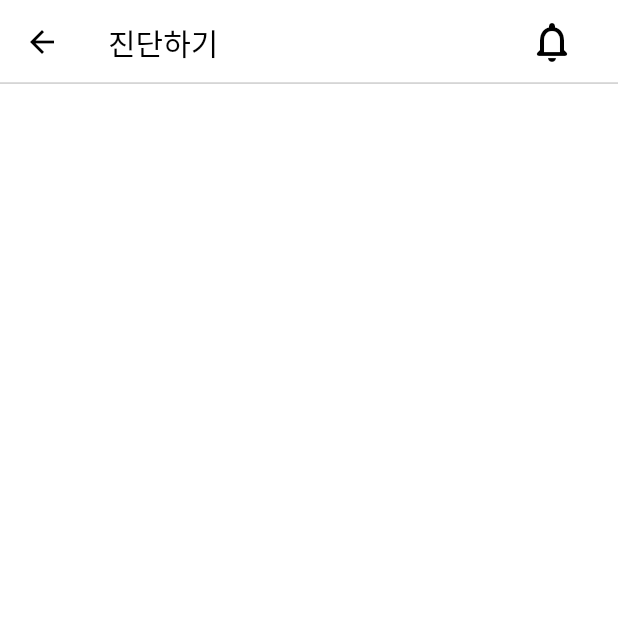
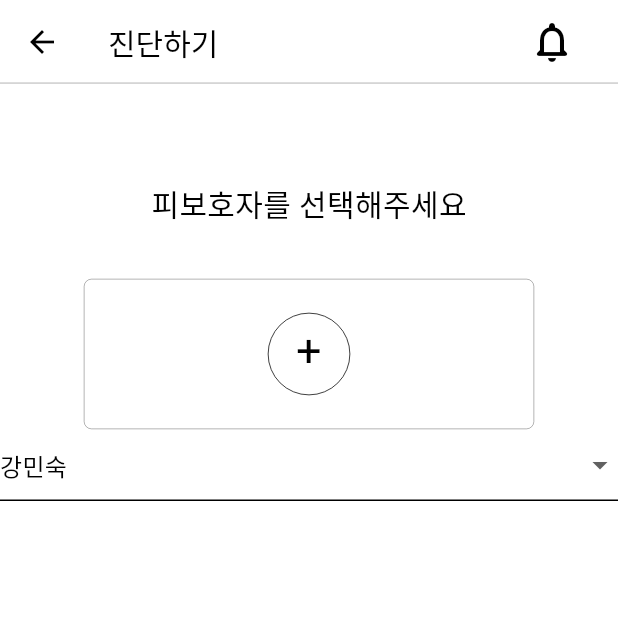
Before and after one commit to AntiHeimer/front, a Flutter app: the ChoicePage screen opened directly, on a phone screen of 412 x 824 dp, the top half of it. Run offline on Flutter 3.47's test engine with Material 3 defaults, Android fonts, the phone set to English and light mode, and no system bars; our stand-ins replace flutter_dotenv.

```diff
--- /dev/null
+++ b/lib/Diagnosis/component/choice_box.dart
@@ -0,0 +1,34 @@
+import 'package:flutter/material.dart';
+
+class ChoiceBox extends StatelessWidget {
+  @override
+  Widget build(BuildContext context) {
+    return Container(
+        height: 100,
+        width: 300,
+        decoration: BoxDecoration(
+            border: Border.all(color: Colors.black, width: 0.2),
+            borderRadius: const BorderRadius.all(Radius.circular(5))),
+        child: Row(
+          mainAxisAlignment: MainAxisAlignment.center,
+          children: <Widget>[
+            Container(
+                width: 55,
+                height: 55,
+                decoration: BoxDecoration(
+                    border: Border.all(color: Colors.black, width: 0.5),
+                    borderRadius: const BorderRadius.all(Radius.circular(50))),
+                child: const Column(
+                  children: <Widget>[
+                    Padding(padding: EdgeInsets.only(top: 3)),
+                    Text(
+                      '+',
+                      textAlign: TextAlign.center,
+                      style: TextStyle(fontSize: 30),
+                    ),
+                  ],
+                )),
+          ],
+        ));
+  }
+}
--- a/lib/Diagnosis/page/choice_page.dart
+++ b/lib/Diagnosis/page/choice_page.dart
@@ -1,3 +1,4 @@
+import 'package:anti_heimer/Diagnosis/component/choice_box.dart';
 import 'package:anti_heimer/Main/component/app_bar/app_bar3.dart';
 import 'package:flutter/material.dart';
 
@@ -6,9 +7,15 @@ class ChoicePage extends StatefulWidget {
 }
 
 class _ChoicePageState extends State<ChoicePage> {
+  final _ward = ['강민숙', '강민지', '강민짜이', '강민식'];
+  String _selectedWard = '';
+
   @override
   void initState() {
     super.initState();
+    setState(() {
+      _selectedWard = _ward[0];
+    });
   }
 
   @override
@@ -18,7 +25,26 @@ class _ChoicePageState extends State<ChoicePage> {
       body: Center(
           child: Column(
         children: <Widget>[
-          const Padding(padding: EdgeInsets.only(bottom: 100)),
+          const Padding(padding: EdgeInsets.only(bottom: 65)),
+          const Text(
+            '피보호자를 선택해주세요',
+            style: TextStyle(fontSize: 20),
+          ),
+          const Padding(padding: EdgeInsets.only(bottom: 35)),
+          ChoiceBox(),
+          DropdownButtonFormField(
+              value: _selectedWard,
+              items: _ward
+                  .map((e) => DropdownMenuItem(
+                        value: e,
+                        child: Text(e),
+                      ))
+                  .toList(),
+              onChanged: (value) {
+                setState(() {
+                  _selectedWard = value!;
+                });
+              })
         ],
       )),
     );
```
